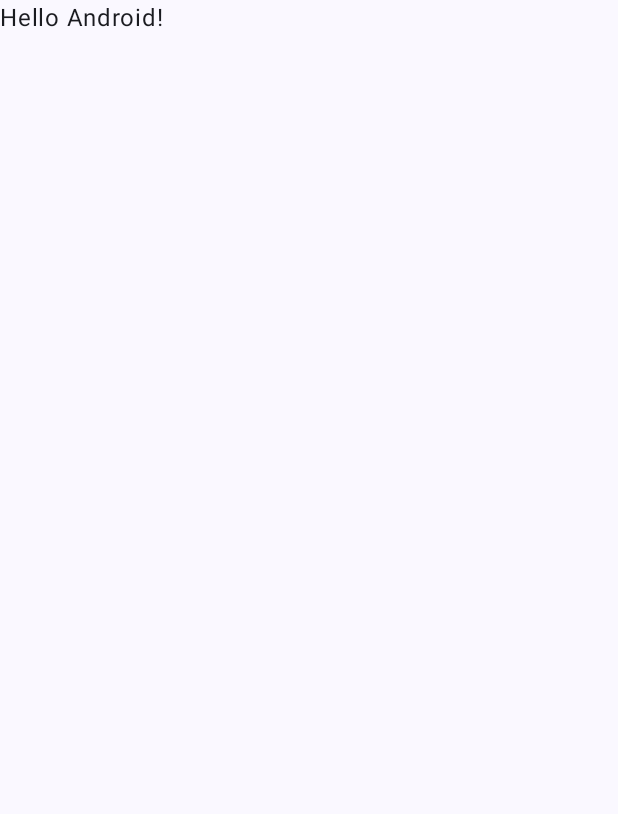
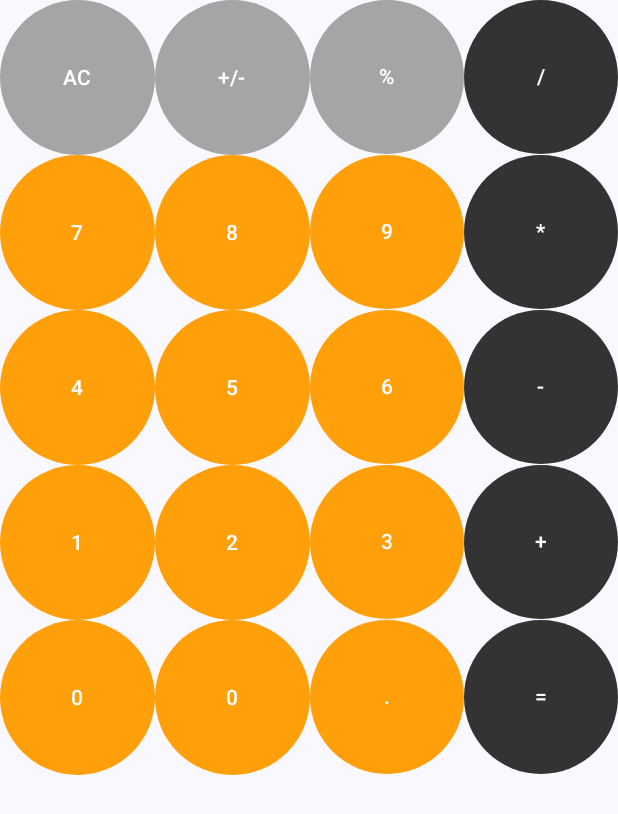
Before and after one commit to Michael2718/uCalculator, an Android app built with Jetpack Compose: the screen it shows after launch (MainActivity), on a phone screen of 412 x 824 dp. Before the commit the part shown is almost empty. Shown: the top 814 px of the screen. Run offline under Robolectric (Android 15) with nearby library versions, the phone set to English and light mode, and no system bars.

Commit message:
Basic layout

```diff
--- a/app/src/main/java/com/example/u_calculator/MainActivity.kt
+++ b/app/src/main/java/com/example/u_calculator/MainActivity.kt
@@ -6,10 +6,8 @@ import androidx.activity.compose.setContent
 import androidx.compose.foundation.layout.fillMaxSize
 import androidx.compose.material3.MaterialTheme
 import androidx.compose.material3.Surface
-import androidx.compose.material3.Text
-import androidx.compose.runtime.Composable
 import androidx.compose.ui.Modifier
-import androidx.compose.ui.tooling.preview.Preview
+import com.example.u_calculator.ui.UCalculatorApp
 import com.example.u_calculator.ui.theme.UCalculatorTheme
 
 class MainActivity : ComponentActivity() {
@@ -17,27 +15,10 @@ class MainActivity : ComponentActivity() {
         super.onCreate(savedInstanceState)
         setContent {
             UCalculatorTheme {
-                // A surface container using the 'background' color from the theme
                 Surface(modifier = Modifier.fillMaxSize(), color = MaterialTheme.colorScheme.background) {
-                    Greeting("Android")
+                    UCalculatorApp()
                 }
             }
         }
     }
 }
-
-@Composable
-fun Greeting(name: String, modifier: Modifier = Modifier) {
-    Text(
-        text = "Hello $name!",
-        modifier = modifier
-    )
-}
-
-@Preview(showBackground = true)
-@Composable
-fun GreetingPreview() {
-    UCalculatorTheme {
-        Greeting("Android")
-    }
-}
--- /dev/null
+++ b/app/src/main/java/com/example/u_calculator/ui/UCalculatorApp.kt
@@ -0,0 +1,50 @@
+package com.example.u_calculator.ui
+
+import androidx.compose.foundation.lazy.grid.GridCells
+import androidx.compose.foundation.lazy.grid.LazyVerticalGrid
+import androidx.compose.foundation.lazy.grid.items
+import androidx.compose.foundation.lazy.grid.itemsIndexed
+import androidx.compose.runtime.Composable
+import androidx.compose.ui.Modifier
+import androidx.compose.ui.graphics.Color
+import androidx.compose.ui.tooling.preview.Preview
+import com.example.u_calculator.ui.components.CalcButton
+import com.example.u_calculator.ui.theme.UCalculatorTheme
+
+@Composable
+fun UCalculatorApp(
+    modifier: Modifier = Modifier,
+    // viewModel
+) {
+    val list = listOf(
+        "AC", "+/-", "%", "/",
+        "7", "8", "9", "*",
+        "4", "5", "6", "-",
+        "1", "2", "3", "+",
+        "0", "0", ".", "="
+    )
+    LazyVerticalGrid(
+        columns = GridCells.Fixed(4)
+    ) {
+        itemsIndexed(items = list) { index, item ->
+            CalcButton(
+                text = item,
+                color = if (index in (0..2)) {
+                    Color(red = 165, green = 165, blue = 165)
+                } else if ((index + 1) % 4 == 0) {
+                    Color(red = 51, green = 51, blue = 51)
+                } else {
+                    Color(red = 255, green = 159, blue = 10)
+                }
+            )
+        }
+    }
+}
+
+@Preview(showBackground = true, showSystemUi = true)
+@Composable
+fun UCalculatorAppPreview() {
+    UCalculatorTheme {
+        UCalculatorApp()
+    }
+}
--- /dev/null
+++ b/app/src/main/java/com/example/u_calculator/ui/components/Composables.kt
@@ -0,0 +1,52 @@
+package com.example.u_calculator.ui.components
+
+import androidx.compose.foundation.layout.Column
+import androidx.compose.foundation.layout.aspectRatio
+import androidx.compose.foundation.layout.fillMaxSize
+import androidx.compose.foundation.layout.size
+import androidx.compose.foundation.shape.CircleShape
+import androidx.compose.material3.Button
+import androidx.compose.material3.ButtonDefaults
+import androidx.compose.material3.Text
+import androidx.compose.runtime.Composable
+import androidx.compose.ui.Modifier
+import androidx.compose.ui.graphics.Color
+import androidx.compose.ui.tooling.preview.Preview
+import androidx.compose.ui.unit.dp
+import com.example.u_calculator.ui.theme.UCalculatorTheme
+
+@Composable
+fun CalcButton(
+    text: String,
+    color: Color,
+    modifier: Modifier = Modifier
+) {
+    Button(
+        onClick = { /*TODO*/ },
+        modifier = modifier
+            .aspectRatio(1f),
+        shape = CircleShape,
+        colors = ButtonDefaults.buttonColors(
+            containerColor = color
+        )
+    ) {
+        Text(text = text)
+    }
+}
+
+@Preview
+@Composable
+fun CalcButtonPreview() {
+    UCalculatorTheme {
+        Column {
+            CalcButton(
+                text = "7",
+                color = Color.LightGray
+            )
+            CalcButton(
+                text = "4",
+                color = Color.DarkGray
+            )
+        }
+    }
+}
```
